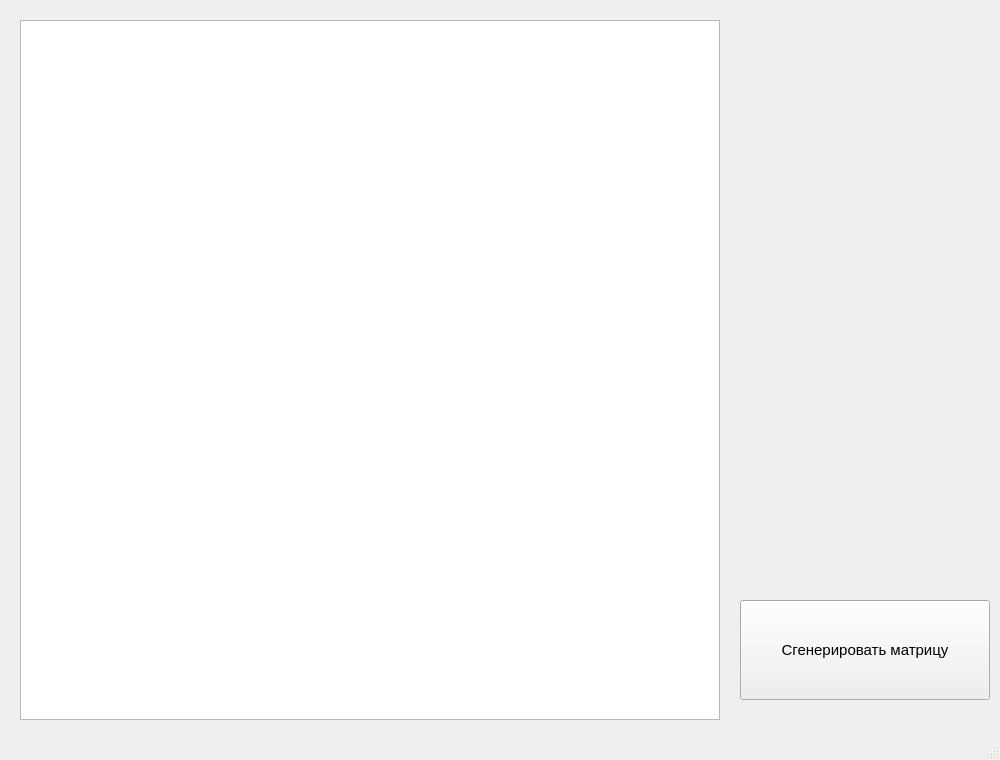
Above: kramer/mainwindow.ui from vlemp/kramer_origin before the change. Below: the same form after it.
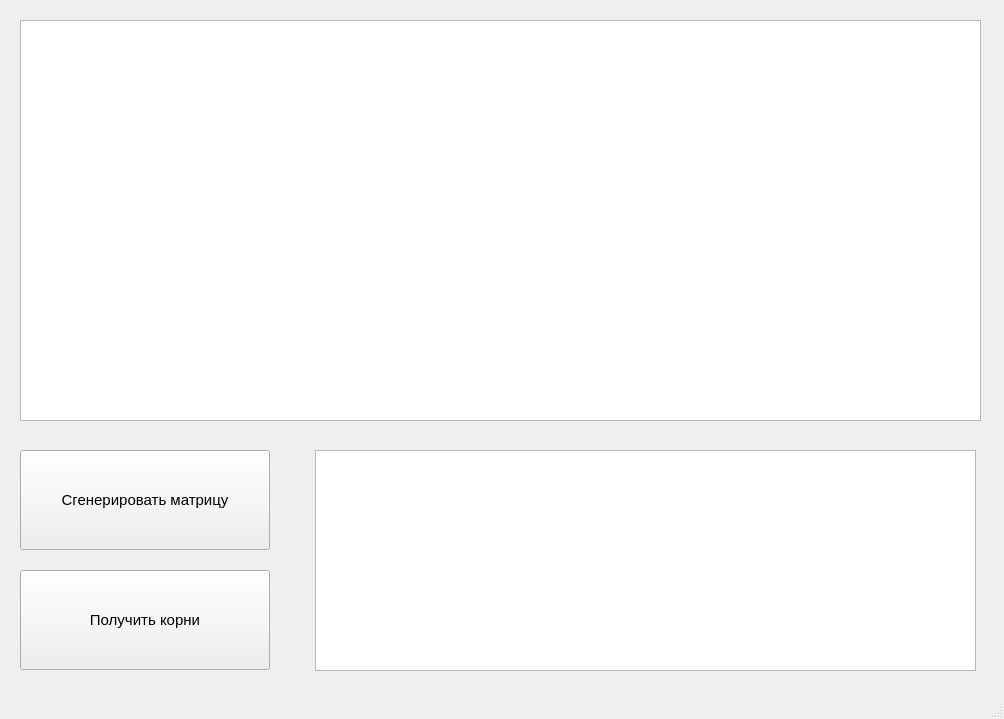
That is the form after the change.

What changed in the file:
```diff
--- a/kramer/mainwindow.ui
+++ b/kramer/mainwindow.ui
@@ -2,12 +2,15 @@
 <ui version="4.0">
  <class>MainWindow</class>
  <widget class="QMainWindow" name="MainWindow">
+  <property name="enabled">
+   <bool>true</bool>
+  </property>
   <property name="geometry">
    <rect>
     <x>0</x>
     <y>0</y>
-    <width>1000</width>
-    <height>760</height>
+    <width>1004</width>
+    <height>719</height>
    </rect>
   </property>
   <property name="windowTitle">
@@ -17,8 +20,8 @@
    <widget class="QPushButton" name="GenMatrix">
     <property name="geometry">
      <rect>
-      <x>740</x>
-      <y>600</y>
+      <x>20</x>
+      <y>450</y>
       <width>250</width>
       <height>100</height>
      </rect>
@@ -37,8 +40,8 @@
      <rect>
       <x>20</x>
       <y>20</y>
-      <width>700</width>
-      <height>700</height>
+      <width>961</width>
+      <height>401</height>
      </rect>
     </property>
     <property name="font">
@@ -47,6 +50,37 @@
      </font>
     </property>
    </widget>
+   <widget class="QPushButton" name="GetRoots">
+    <property name="enabled">
+     <bool>true</bool>
+    </property>
+    <property name="geometry">
+     <rect>
+      <x>20</x>
+      <y>570</y>
+      <width>250</width>
+      <height>100</height>
+     </rect>
+    </property>
+    <property name="font">
+     <font>
+      <pointsize>11</pointsize>
+     </font>
+    </property>
+    <property name="text">
+     <string>Получить корни</string>
+    </property>
+   </widget>
+   <widget class="QTableWidget" name="roots">
+    <property name="geometry">
+     <rect>
+      <x>315</x>
+      <y>450</y>
+      <width>661</width>
+      <height>221</height>
+     </rect>
+    </property>
+   </widget>
   </widget>
   <widget class="QMenuBar" name="menubar">
    <property name="geometry">
```
Left out of the diff: 4 changed lines with no effect on the pictures.
